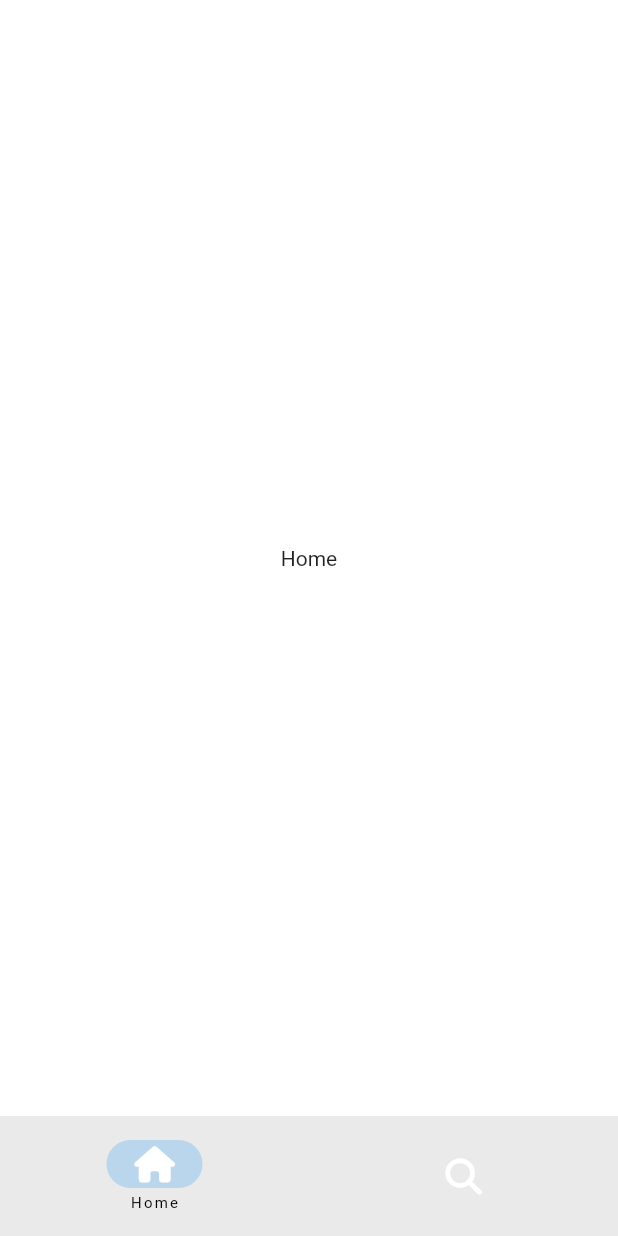
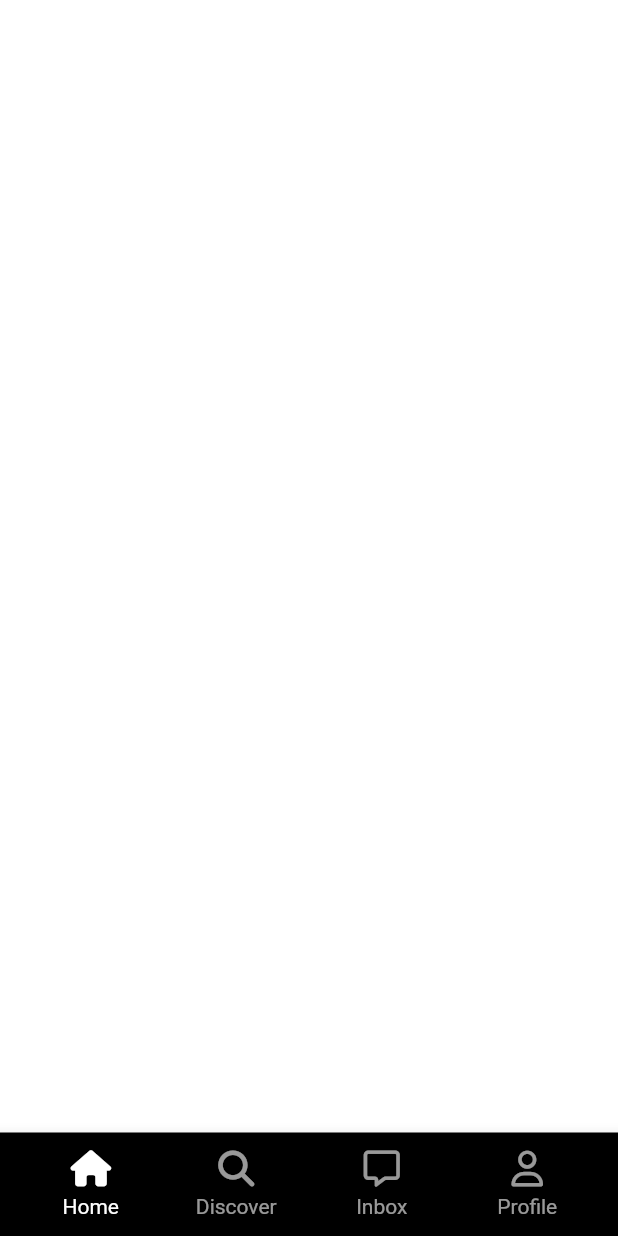
Before and after one commit to seungseoh/TiktokClone, a Flutter app: the screen it shows after launch, on a phone screen of 412 x 824 dp. Run offline on Flutter 3.47's test engine with Material 2 defaults, Android fonts, the phone set to English and light mode, and no system bars; our stand-ins replace font_awesome_flutter.

Commit message:
#6.5 Custom NavigationBar

```diff
--- a/lib/features/main_navigation/main_navigation_screen.dart
+++ b/lib/features/main_navigation/main_navigation_screen.dart
@@ -1,5 +1,7 @@
 import 'package:flutter/material.dart';
 import 'package:font_awesome_flutter/font_awesome_flutter.dart';
+import 'package:tiktok_clone/constants/sizes.dart';
+import 'package:tiktok_clone/features/main_navigation/widgets/nav_tab.dart';
 
 class MainNavigationScreen extends StatefulWidget {
   const MainNavigationScreen({super.key});
@@ -13,20 +15,17 @@ class _MainNavigationScreenState extends State<MainNavigationScreen> {
 
   final screens = [
     const Center(
-      child: Text('Home'),
+      child: Text(
+        'Home',
+        style: TextStyle(fontSize: 49),
+      ),
     ),
     const Center(
-      child: Text('Search'),
+      child: Text(
+        'Search',
+        style: TextStyle(fontSize: 49),
+      ),
     ),
-    const Center(
-      child: Text('Home'),
-    ),
-    const Center(
-      child: Text('Search'),
-    ),
-    const Center(
-      child: Text('Search'),
-    )
   ];
 
   void _onTap(int index) {
@@ -38,27 +37,40 @@ class _MainNavigationScreenState extends State<MainNavigationScreen> {
   @override
   Widget build(BuildContext context) {
     return Scaffold(
-      body: screens[_selectedIndex],
-      bottomNavigationBar: NavigationBar(
-        labelBehavior: NavigationDestinationLabelBehavior.onlyShowSelected,
-        selectedIndex: _selectedIndex,
-        onDestinationSelected: _onTap,
-        destinations: const [
-          NavigationDestination(
-            icon: FaIcon(
-              FontAwesomeIcons.house,
-              color: Colors.white,
-            ),
-            label: 'Home',
+      bottomNavigationBar: BottomAppBar(
+        color: Colors.black,
+        child: Padding(
+          padding: const EdgeInsets.all(Sizes.size12),
+          child: Row(
+            mainAxisAlignment: MainAxisAlignment.spaceBetween,
+            children: [
+              NavTab(
+                text: "Home",
+                isSelected: _selectedIndex == 0,
+                icon: FontAwesomeIcons.house,
+                onTap: () => _onTap(0),
+              ),
+              NavTab(
+                text: "Discover",
+                isSelected: _selectedIndex == 1,
+                icon: FontAwesomeIcons.magnifyingGlass,
+                onTap: () => _onTap(1),
+              ),
+              NavTab(
+                text: "Inbox",
+                isSelected: _selectedIndex == 3,
+                icon: FontAwesomeIcons.message,
+                onTap: () => _onTap(3),
+              ),
+              NavTab(
+                text: "Profile",
+                isSelected: _selectedIndex == 4,
+                icon: FontAwesomeIcons.user,
+                onTap: () => _onTap(4),
+              ),
+            ],
           ),
-          NavigationDestination(
-            icon: FaIcon(
-              FontAwesomeIcons.magnifyingGlass,
-              color: Colors.white,
-            ),
-            label: 'Search',
-          ),
-        ],
+        ),
       ),
     );
   }
--- /dev/null
+++ b/lib/features/main_navigation/widgets/nav_tab.dart
@@ -0,0 +1,51 @@
+import 'package:flutter/material.dart';
+import 'package:font_awesome_flutter/font_awesome_flutter.dart';
+
+import '../../../constants/gaps.dart';
+
+class NavTab extends StatelessWidget {
+  const NavTab({
+    super.key,
+    required this.text,
+    required this.isSelected,
+    required this.icon,
+    required this.onTap,
+  });
+
+  final String text;
+  final bool isSelected;
+  final IconData icon;
+  final Function onTap;
+
+  @override
+  Widget build(BuildContext context) {
+    return Expanded(
+      child: GestureDetector(
+        onTap: () => onTap(),
+        child: Container(
+          color: Colors.black,
+          child: AnimatedOpacity(
+            duration: const Duration(milliseconds: 300),
+            opacity: isSelected ? 1 : 0.6,
+            child: Column(
+              mainAxisSize: MainAxisSize.min,
+              children: [
+                FaIcon(
+                  icon,
+                  color: Colors.white,
+                ),
+                Gaps.v5,
+                Text(
+                  text,
+                  style: const TextStyle(
+                    color: Colors.white,
+                  ),
+                )
+              ],
+            ),
+          ),
+        ),
+      ),
+    );
+  }
+}
```
